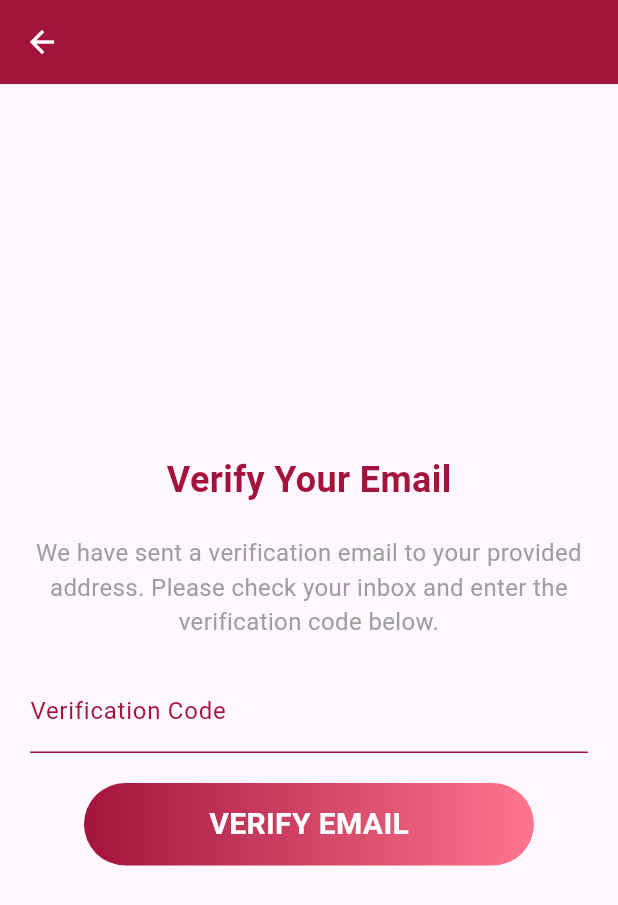
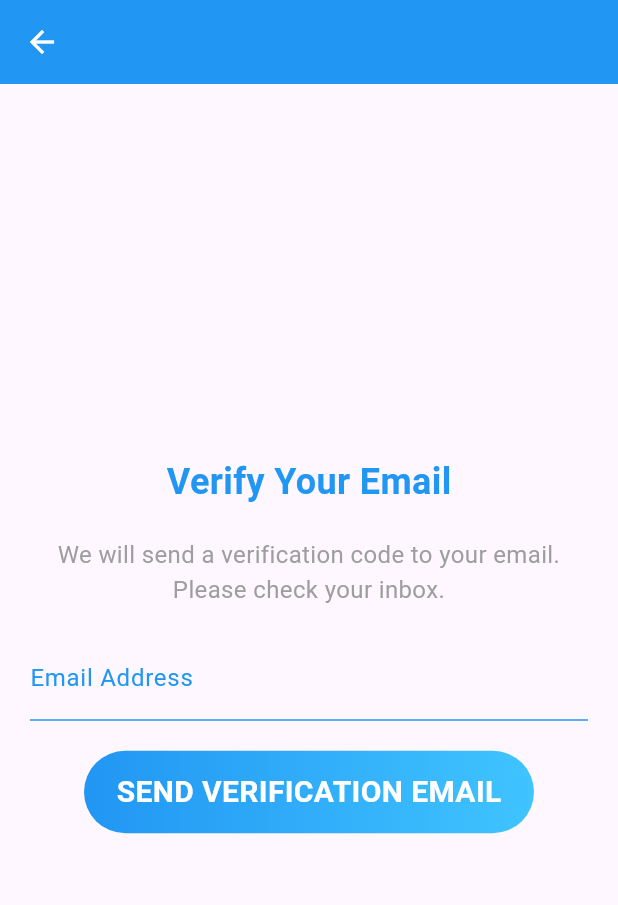
Before and after one commit to nidhii2003/socialbee, a Flutter app: the VerifyEmailScreen screen opened directly, on a phone screen of 412 x 824 dp. Shown: the top 905 px of the screen. Run offline on Flutter 3.47's test engine with Material 3 defaults, Android fonts, the phone set to English and light mode, and no system bars; Roboto replaces fonts that are missing (inter).

```diff
--- a/lib/screens/verify_email.dart
+++ b/lib/screens/verify_email.dart
@@ -1,9 +1,79 @@
+import 'dart:math';
 import 'package:flutter/material.dart';
-import '../app_colors.dart'; // Import AppColors if needed
-import 'login_screen.dart'; // Import Login screen
+import 'package:socialbee/screens/home_screen.dart';
 
-class VerifyEmailScreen extends StatelessWidget {
+// Assuming HomeScreen is already imported in your project
+// import 'home_screen.dart'; // Uncomment this and adjust the import path as necessary.
+
+class VerifyEmailScreen extends StatefulWidget {
   const VerifyEmailScreen({Key? key}) : super(key: key);
+
+  @override
+  _VerifyEmailScreenState createState() => _VerifyEmailScreenState();
+}
+
+class _VerifyEmailScreenState extends State<VerifyEmailScreen> {
+  final TextEditingController emailController = TextEditingController();
+  final TextEditingController verificationCodeController = TextEditingController();
+  String generatedCode = '';
+  bool isCodeSent = false;
+
+  // Generate a random 6-digit verification code
+  String generateVerificationCode() {
+    Random random = Random();
+    return (100000 + random.nextInt(900000)).toString();
+  }
+
+  // Simulate sending verification email
+  void sendVerificationEmail(String email) {
+    // Here we simulate the sending of an email by generating a code
+    setState(() {
+      generatedCode = generateVerificationCode();
+      isCodeSent = true;
+    });
+    // For now, just show a SnackBar instead of actually sending an email
+    ScaffoldMessenger.of(context).showSnackBar(
+      const SnackBar(content: Text('Verification code sent! Please check your email.')),
+    );
+
+    // Print the generated code to the console for debugging
+    print('Generated Verification Code: $generatedCode');
+  }
+
+  // Verify the entered code
+  void verifyCode() {
+    if (verificationCodeController.text == generatedCode) {
+      // Code is correct
+      ScaffoldMessenger.of(context).showSnackBar(
+        const SnackBar(content: Text('Email Verified!')),
+      );
+
+      // Navigate to the HomeScreen after successful verification
+      Navigator.pushReplacement(
+        context,
+        MaterialPageRoute(builder: (context) => HomeScreen()),  // Replace 'HomeScreen' with your actual HomeScreen widget
+      );
+    } else {
+      // Incorrect code
+      showDialog(
+        context: context,
+        builder: (BuildContext context) {
+          return AlertDialog(
+            title: const Text('Error'),
+            content: const Text('The verification code is incorrect. Please try again.'),
+            actions: [
+              TextButton(
+                onPressed: () {
+                  Navigator.of(context).pop(); // Close the dialog
+                },
+                child: const Text('OK'),
+              ),
+            ],
+          );
+        },
+      );
+    }
+  }
 
   @override
   Widget build(BuildContext context) {
@@ -14,9 +84,9 @@ class VerifyEmailScreen extends StatelessWidget {
           onPressed: () {
             Navigator.pop(context);
           },
-          color: AppColors.accentColor,
+          color: Colors.white,
         ),
-        backgroundColor: AppColors.primaryColor,
+        backgroundColor: Colors.blue,
         elevation: 0,
       ),
       body: Padding(
@@ -29,12 +99,12 @@ class VerifyEmailScreen extends StatelessWidget {
               style: TextStyle(
                 fontSize: 24,
                 fontWeight: FontWeight.bold,
-                color: AppColors.primaryColor,
+                color: Colors.blue,
               ),
             ),
             const SizedBox(height: 20),
             const Text(
-              'We have sent a verification email to your provided address. Please check your inbox and enter the verification code below.',
+              'We will send a verification code to your email. Please check your inbox.',
               textAlign: TextAlign.center,
               style: TextStyle(
                 fontSize: 16,
@@ -42,34 +112,26 @@ class VerifyEmailScreen extends StatelessWidget {
               ),
             ),
             const SizedBox(height: 20),
-            // A TextField for entering verification code
+            // TextField for email input
             TextFormField(
+              controller: emailController,
+              keyboardType: TextInputType.emailAddress,
               decoration: InputDecoration(
-                labelText: 'Verification Code',
-                labelStyle: TextStyle(color: AppColors.primaryColor),
+                labelText: 'Email Address',
+                labelStyle: TextStyle(color: Colors.blue),
                 enabledBorder: UnderlineInputBorder(
-                  borderSide: BorderSide(color: AppColors.primaryColor),
+                  borderSide: BorderSide(color: Colors.blue),
                 ),
                 focusedBorder: UnderlineInputBorder(
-                  borderSide: BorderSide(color: AppColors.primaryColor),
+                  borderSide: BorderSide(color: Colors.blue),
                 ),
               ),
             ),
             const SizedBox(height: 20),
-            // Verify Button
+            // Button to simulate sending verification email
             GestureDetector(
               onTap: () {
-                // Handle email verification logic
-                ScaffoldMessenger.of(context).showSnackBar(
-                  const SnackBar(content: Text('Email Verified!')),
-                );
-                // Navigate to the Login Screen after successful verification
-                Navigator.pushReplacement(
-                  context,
-                  MaterialPageRoute(
-                    builder: (context) => const LoginScreen(), // Add your login screen here
-                  ),
-                );
+                sendVerificationEmail(emailController.text);
               },
               child: Container(
                 height: 55,
@@ -78,23 +140,83 @@ class VerifyEmailScreen extends StatelessWidget {
                   borderRadius: BorderRadius.circular(30),
                   gradient: const LinearGradient(
                     colors: [
-                      AppColors.primaryColor,
-                      AppColors.secondaryColor,
+                      Colors.blue,
+                      Colors.lightBlueAccent,
                     ],
                   ),
                 ),
                 child: const Center(
                   child: Text(
-                    'VERIFY EMAIL',
+                    'SEND VERIFICATION EMAIL',
                     style: TextStyle(
                       fontWeight: FontWeight.bold,
                       fontSize: 20,
-                      color: AppColors.accentColor,
+                      color: Colors.white,
                     ),
                   ),
                 ),
               ),
             ),
+            const SizedBox(height: 20),
+            if (isCodeSent) ...[
+              const SizedBox(height: 20),
+              const Text(
+                'Enter the verification code sent to your email:',
+                style: TextStyle(fontSize: 16),
+              ),
+              const SizedBox(height: 10),
+              // TextField for entering verification code
+              TextFormField(
+                controller: verificationCodeController,
+                keyboardType: TextInputType.number,
+                decoration: InputDecoration(
+                  labelText: 'Verification Code',
+                  labelStyle: TextStyle(color: Colors.blue),
+                  enabledBorder: UnderlineInputBorder(
+                    borderSide: BorderSide(color: Colors.blue),
+                  ),
+                  focusedBorder: UnderlineInputBorder(
+                    borderSide: BorderSide(color: Colors.blue),
+                  ),
+                ),
+              ),
+              const SizedBox(height: 20),
+              // Button to verify the code
+              GestureDetector(
+                onTap: () {
+                  verifyCode();
+                },
+                child: Container(
+                  height: 55,
+                  width: 300,
+                  decoration: BoxDecoration(
+                    borderRadius: BorderRadius.circular(30),
+                    gradient: const LinearGradient(
+                      colors: [
+                        Colors.blue,
+                        Colors.lightBlueAccent,
+                      ],
+                    ),
+                  ),
+                  child: const Center(
+                    child: Text(
+                      'VERIFY CODE',
+                      style: TextStyle(
+                        fontWeight: FontWeight.bold,
+                        fontSize: 20,
+                        color: Colors.white,
+                      ),
+                    ),
+                  ),
+                ),
+              ),
+              const SizedBox(height: 20),
+              // Display the generated verification code for debugging
+              Text(
+                'Generated Code: $generatedCode',  // Displaying the code for testing
+                style: TextStyle(fontSize: 16, color: Colors.green),
+              ),
+            ]
           ],
         ),
       ),
```
